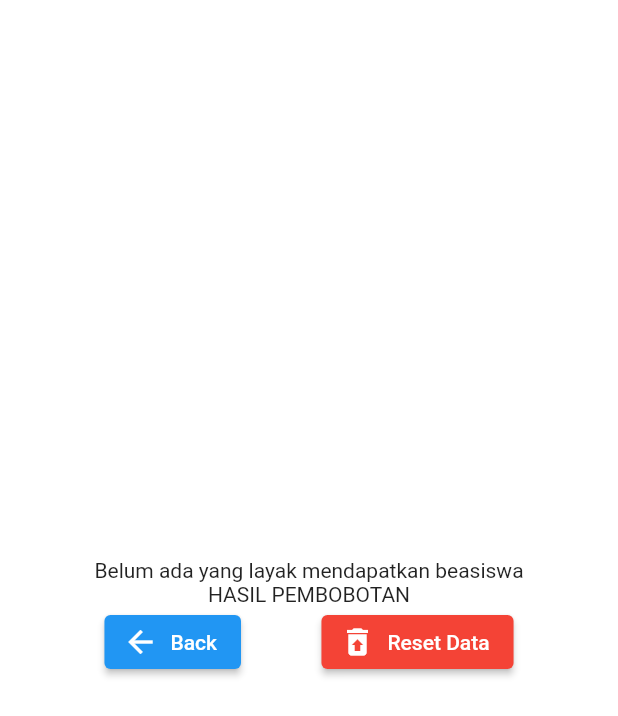
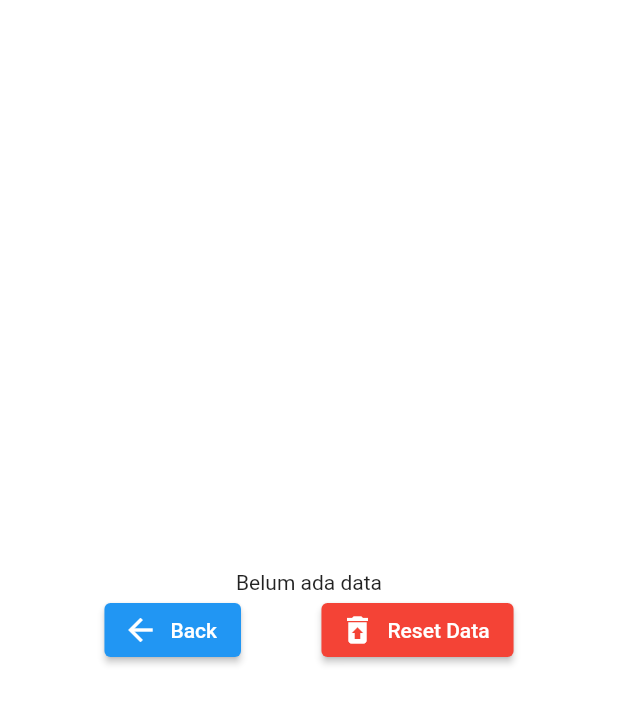
Before and after one commit to kvnrzl/dss-application, a Flutter app: the screen it shows once a user with an empty profile is signed in, after a tap on "Process", on a phone screen of 412 x 824 dp. Shown: the top 716 px of the screen. Run offline on Flutter 3.47's test engine with Material 2 defaults, Android fonts, the phone set to English and light mode, and no system bars; our stand-ins replace cloud_firestore, firebase_auth, firebase_core, get, google_sign_in, shared_preferences; accounts and stored records are empty.

Commit message:
fix error handler

```diff
--- a/lib/views/home_page.dart
+++ b/lib/views/home_page.dart
@@ -11,14 +11,13 @@ class HomePage extends StatefulWidget {
 
 class _HomePageState extends State<HomePage> {
   TextEditingController usernameController = TextEditingController();
-  // List inputan = [];
   Stream<QuerySnapshot> resultData;
   int sawResult;
   bool isProcessed = false;
-  // var lists;
   List<Map<String, dynamic>> listOfData = [];
   List _weights;
   int _result;
+  String _textResult;
 
   int bobotK1, bobotK2, bobotK3, bobotK4, bobotK5, bobotK6;
   String key1, key2, key3, key4, key5, key6;
@@ -98,13 +97,14 @@ class _HomePageState extends State<HomePage> {
     }
     if(listOfData.isEmpty){
       listOfData.add({
-        "username": "Belum ada yang",
-        "data": [10,10,10,10,10,10],
-        "skor": 0
+        "dummy": "dummy",
       });
+      _textResult = "Belum ada data";
+      return;
     }
     _weights = calculate(listOfData);
     _result = decision(_weights);
+    _textResult = "${listOfData[_result]["username"]} layak mendapatkan beasiswa\nHASIL PEMBOBOTAN";
   }
 
   void onClickReset() async {
@@ -136,8 +136,7 @@ class _HomePageState extends State<HomePage> {
                 calculateSAW(snapshot.data.docs);
                 return Column(
                   children: [
-                    Text("${listOfData[_result]["username"]} layak mendapatkan beasiswa"),
-                    Text("HASIL PEMBOBOTAN"),
+                    Text("${_textResult}"),
                     ListView.builder(
                         shrinkWrap: true,
                         itemCount: snapshot.data.docs.length,
```
